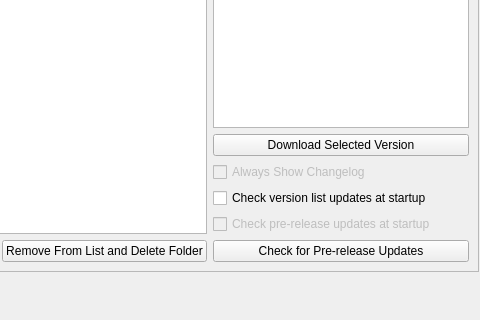
The window that modules/version_dialog.ui (rainmakerv3/BB_Launcher) describes before a commit, drawn with Qt 5; both pictures show x 642 to 1122 and y 149 to 469 of the 1122 by 469 pixel window.
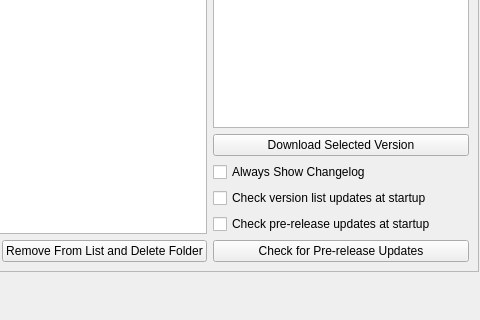
The same window after the commit. Icons and pictures are not drawn.

Commit message: missed out enabling some autoupdate stuff

```diff
--- a/modules/version_dialog.ui
+++ b/modules/version_dialog.ui
@@ -265,7 +265,7 @@
            <item>
             <widget class="QCheckBox" name="showChangelogCheckBox">
              <property name="enabled">
-              <bool>false</bool>
+              <bool>true</bool>
              </property>
              <property name="text">
               <string>Always Show Changelog</string>
@@ -285,7 +285,7 @@
            <item>
             <widget class="QCheckBox" name="checkOnStartupCheckBox">
              <property name="enabled">
-              <bool>false</bool>
+              <bool>true</bool>
              </property>
              <property name="text">
               <string>Check pre-release updates at startup</string>
```
The commit also changes 2 other files.
